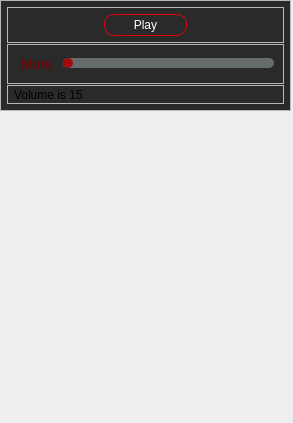
This is form.ui in IamRezaMousavi/RedLine as Qt 5 draws it before an edit. The edited form follows.
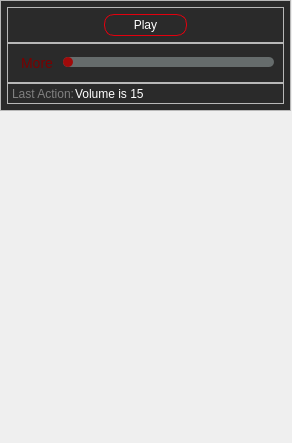
This is the edited form.

Commit message: edit grid of mainWindow and mainFrame

What changed in the file:
```diff
--- a/form.ui
+++ b/form.ui
@@ -6,8 +6,8 @@
    <rect>
     <x>0</x>
     <y>0</y>
-    <width>293</width>
-    <height>423</height>
+    <width>292</width>
+    <height>443</height>
    </rect>
   </property>
   <property name="windowTitle">
@@ -32,7 +32,7 @@
     <property name="maximumSize">
      <size>
       <width>16777215</width>
-      <height>128</height>
+      <height>111</height>
      </size>
     </property>
     <property name="styleSheet">
@@ -75,7 +75,7 @@
      </property>
      <layout class="QVBoxLayout" name="verticalLayout">
       <property name="spacing">
-       <number>1</number>
+       <number>0</number>
       </property>
       <property name="leftMargin">
        <number>6</number>
@@ -263,22 +263,49 @@
         <property name="frameShadow">
          <enum>QFrame::Raised</enum>
         </property>
-        <layout class="QVBoxLayout" name="verticalLayout_2">
+        <layout class="QHBoxLayout" name="horizontalLayout_4">
          <property name="spacing">
-          <number>0</number>
+          <number>1</number>
          </property>
          <property name="leftMargin">
-          <number>6</number>
+          <number>4</number>
          </property>
          <property name="topMargin">
-          <number>0</number>
+          <number>2</number>
          </property>
          <property name="rightMargin">
-          <number>6</number>
+          <number>4</number>
          </property>
          <property name="bottomMargin">
-          <number>0</number>
+          <number>2</number>
          </property>
+         <item>
+          <widget class="QLabel" name="label">
+           <property name="minimumSize">
+            <size>
+             <width>62</width>
+             <height>0</height>
+            </size>
+           </property>
+           <property name="maximumSize">
+            <size>
+             <width>62</width>
+             <height>16777215</height>
+            </size>
+           </property>
+           <property name="styleSheet">
+            <string notr="true">QLabel
+{
+	background: none;
+	color: gray;
+}
+</string>
+           </property>
+           <property name="text">
+            <string>Last Action:</string>
+           </property>
+          </widget>
+         </item>
          <item>
           <widget class="QLabel" name="feedbackLabel">
            <property name="minimumSize">
@@ -287,6 +314,14 @@
              <height>0</height>
             </size>
            </property>
+           <property name="styleSheet">
+            <string notr="true">QLabel
+{
+	background: none;
+	color: white;
+}
+</string>
+           </property>
            <property name="text">
             <string>Volume is 15</string>
            </property>
```
Left out of the diff: 14 changed lines with no effect on the pictures. The commit also changes 1 other file.
